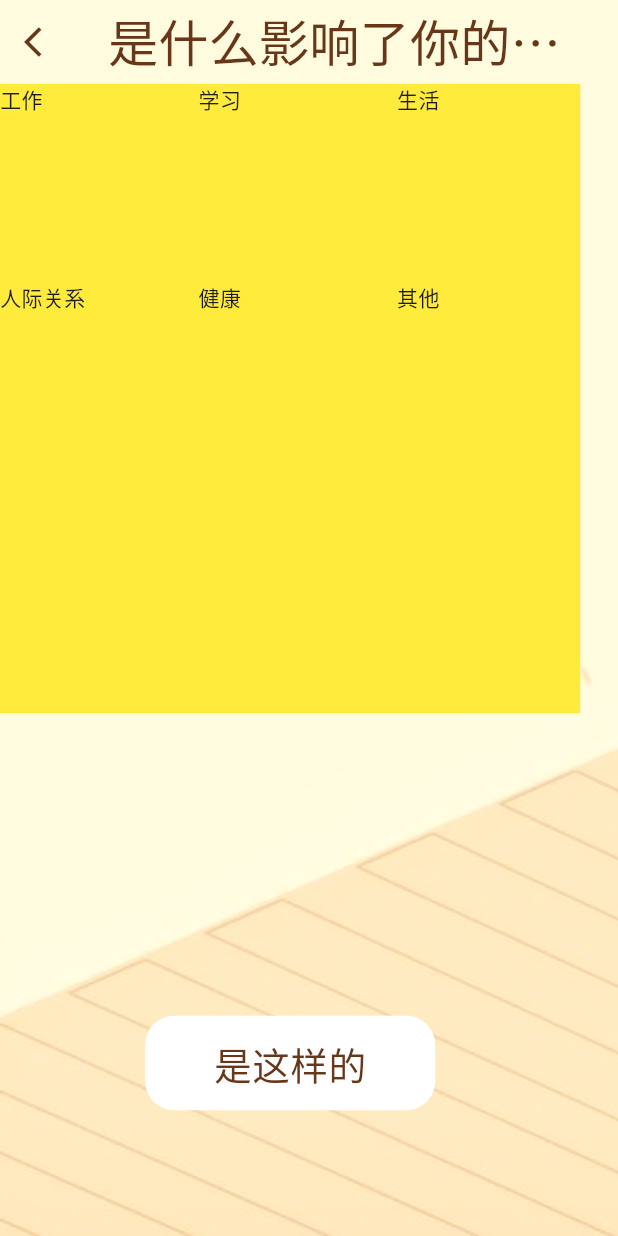
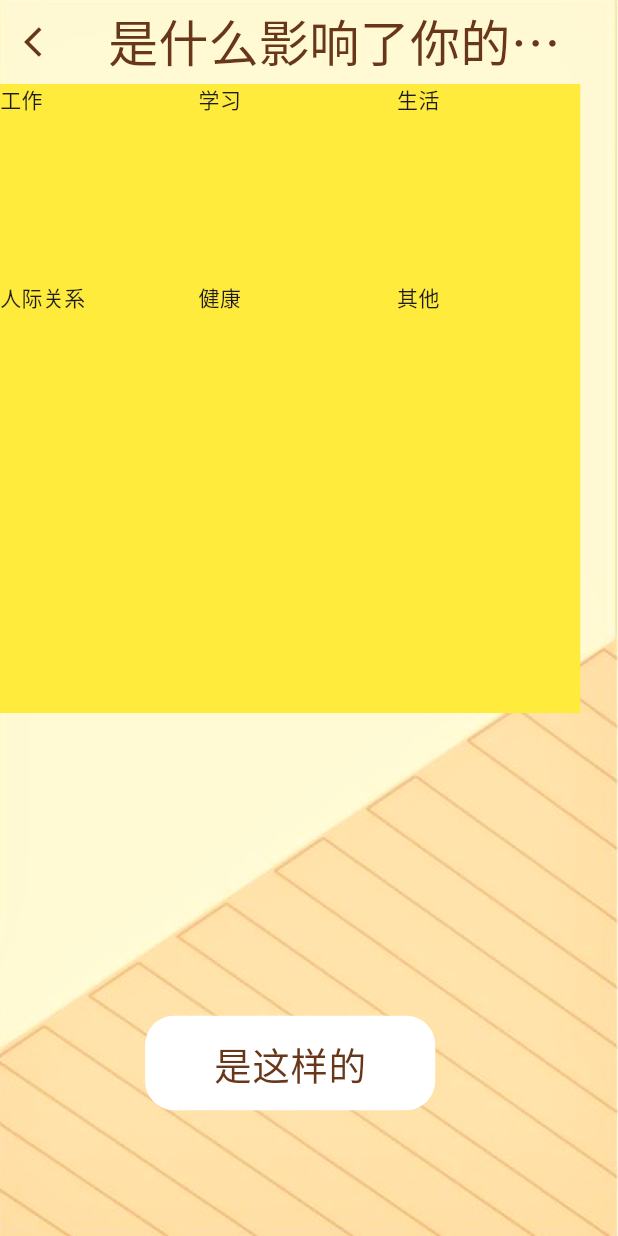
Before and after one commit to Jarvis636431/Emotion, a Flutter app: the MoodInfactorPage screen opened directly, on a phone screen of 412 x 824 dp. Run offline on Flutter 3.47's test engine with Material 3 defaults, Android fonts, the phone set to English and light mode, and no system bars; our stand-ins replace audioplayers, flutter_screenutil; Roboto replaces fonts that are missing (LanSong).

Commit message:
[fix]修改了一下图片资源

```diff
--- a/lib/screens/mood_pages/check_mood_page.dart
+++ b/lib/screens/mood_pages/check_mood_page.dart
@@ -20,7 +20,7 @@ class _MoodCheckPageState extends State<MoodCheckPage>{
         title: const Text('打卡成功！'),
         actions: [
           IconButton(
-            icon: const Icon(Icons.star),
+            icon: const Icon(Icons.star,color: Colors.yellow,),
             onPressed: (){
 
             },
--- a/lib/screens/mood_pages/mood_infactor_page.dart
+++ b/lib/screens/mood_pages/mood_infactor_page.dart
@@ -9,14 +9,13 @@ class MoodInfactorPage extends StatelessWidget {
   @override
   Widget build(BuildContext context) {
     return Container(
-      ///解决背景变暗的问题
       decoration: BoxDecoration(
-        image: const DecorationImage(
-          image: AssetImage('assets/images'
-              '/background/otherbackgrounds/infactorBackground.png'),
+        image: DecorationImage(
+          image: AssetImage('assets/images/background/otherbackgrounds/infactor_bg.png'),
           fit: BoxFit.fill,
         ),
       ),
+      ///TODO:flutter神秘的图片加载问题，等一会就好了，刚粘贴进去的图片不能立刻加载，而且也不能删除之前不用的图片，否则热重载会报错
       child: Scaffold(
         backgroundColor: Colors.transparent,
         appBar: AppBar(
```
Also changed, not shown: assets/images/background/otherbackgrounds/infactorBackground.png (deleted), assets/images/background/otherbackgrounds/infactor_bg.png (added), 2 other files.
